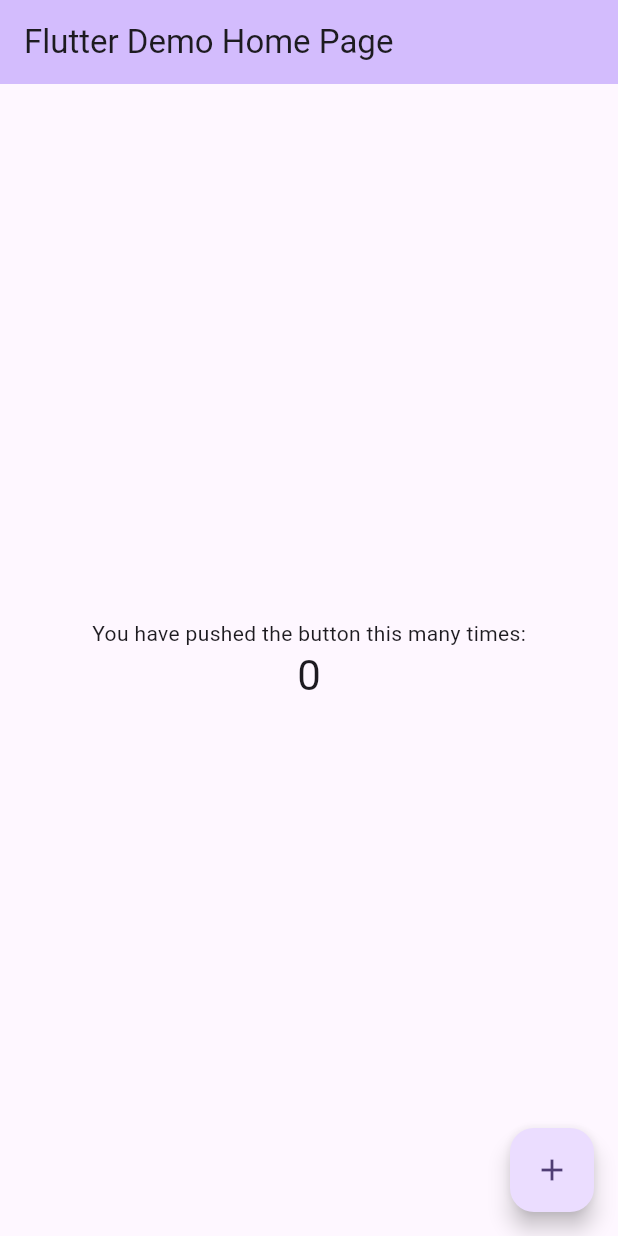
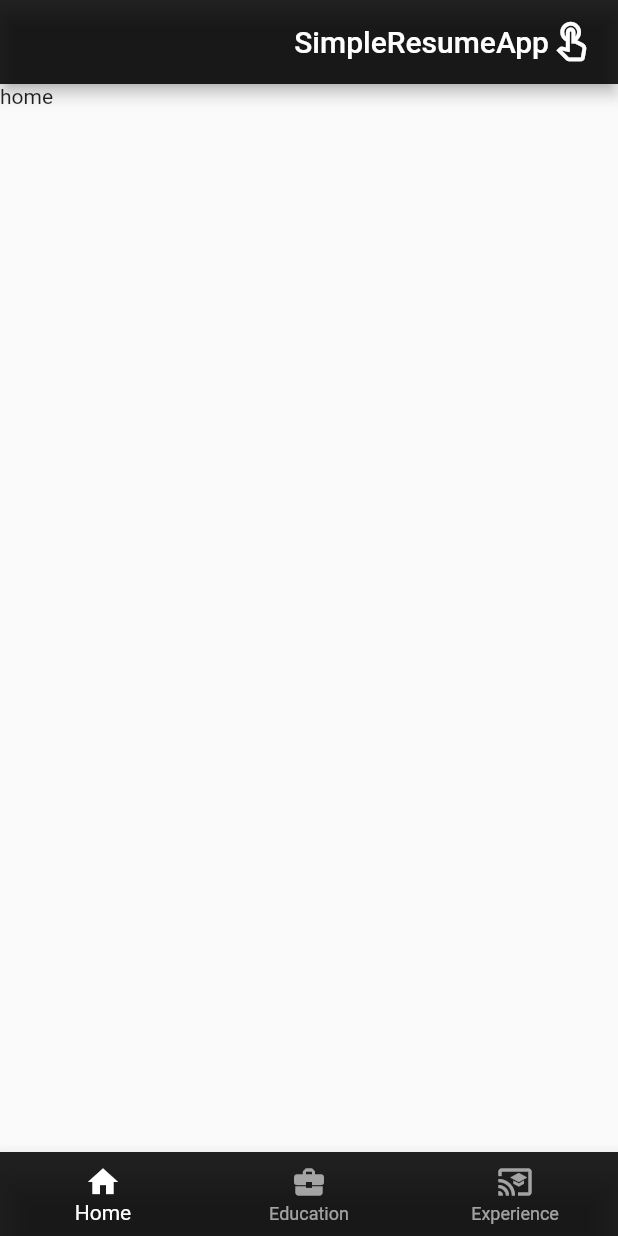
Before and after one commit to abiophic/simple_resume, a Flutter app: the screen it shows after launch, on a phone screen of 412 x 824 dp. Run offline on Flutter 3.47's test engine with Material 2 defaults, Android fonts, the light colour scheme and no system bars.

Commit message:
First NavBar

```diff
--- a/lib/main.dart
+++ b/lib/main.dart
@@ -1,125 +1,88 @@
 import 'package:flutter/material.dart';
 
 void main() {
-  runApp(const MyApp());
+  runApp(MyApp());
 }
 
 class MyApp extends StatelessWidget {
-  const MyApp({super.key});
-
-  // This widget is the root of your application.
   @override
   Widget build(BuildContext context) {
     return MaterialApp(
-      title: 'Flutter Demo',
-      theme: ThemeData(
-        // This is the theme of your application.
-        //
-        // TRY THIS: Try running your application with "flutter run". You'll see
-        // the application has a blue toolbar. Then, without quitting the app,
-        // try changing the seedColor in the colorScheme below to Colors.green
-        // and then invoke "hot reload" (save your changes or press the "hot
-        // reload" button in a Flutter-supported IDE, or press "r" if you used
-        // the command line to start the app).
-        //
-        // Notice that the counter didn't reset back to zero; the application
-        // state is not lost during the reload. To reset the state, use hot
-        // restart instead.
-        //
-        // This works for code too, not just values: Most code changes can be
-        // tested with just a hot reload.
-        colorScheme: ColorScheme.fromSeed(seedColor: Colors.deepPurple),
-        useMaterial3: true,
-      ),
-      home: const MyHomePage(title: 'Flutter Demo Home Page'),
+      debugShowCheckedModeBanner: false,
+      home: Resume(),
     );
   }
 }
 
-class MyHomePage extends StatefulWidget {
-  const MyHomePage({super.key, required this.title});
-
-  // This widget is the home page of your application. It is stateful, meaning
-  // that it has a State object (defined below) that contains fields that affect
-  // how it looks.
-
-  // This class is the configuration for the state. It holds the values (in this
-  // case the title) provided by the parent (in this case the App widget) and
-  // used by the build method of the State. Fields in a Widget subclass are
-  // always marked "final".
-
-  final String title;
-
+class Resume extends StatefulWidget {
   @override
-  State<MyHomePage> createState() => _MyHomePageState();
+  _ResumeState createState() => _ResumeState();
 }
 
-class _MyHomePageState extends State<MyHomePage> {
-  int _counter = 0;
+class _ResumeState extends State<Resume> {
+  int _selectedTabIndex = 0;
 
-  void _incrementCounter() {
+  void _onNavBarTapped(int index) {
     setState(() {
-      // This call to setState tells the Flutter framework that something has
-      // changed in this State, which causes it to rerun the build method below
-      // so that the display can reflect the updated values. If we changed
-      // _counter without calling setState(), then the build method would not be
-      // called again, and so nothing would appear to happen.
-      _counter++;
+      _selectedTabIndex = index;
     });
   }
 
   @override
   Widget build(BuildContext context) {
-    // This method is rerun every time setState is called, for instance as done
-    // by the _incrementCounter method above.
-    //
-    // The Flutter framework has been optimized to make rerunning build methods
-    // fast, so that you can just rebuild anything that needs updating rather
-    // than having to individually change instances of widgets.
+    final _listPage = <Widget>[
+      const Text('home'),
+      const Text('education'),
+      const Text('experience'),
+    ];
+
+    final _bottomNavBarItems = <BottomNavigationBarItem>[
+      const BottomNavigationBarItem(
+        icon: Icon(Icons.home),
+        label: 'Home',
+      ),
+      const BottomNavigationBarItem(
+        icon: Icon(Icons.business_center),
+        label: 'Education',
+      ),
+      const BottomNavigationBarItem(
+        icon: Icon(Icons.cast_for_education),
+        label: 'Experience',
+      ),
+    ];
+
+    final _bottomNavBar = BottomNavigationBar(
+      type: BottomNavigationBarType.fixed,
+      backgroundColor: Colors.black87,
+      items: _bottomNavBarItems,
+      currentIndex: _selectedTabIndex,
+      unselectedItemColor: Colors.white60,
+      selectedItemColor: Colors.white,
+      onTap: _onNavBarTapped,
+    );
     return Scaffold(
       appBar: AppBar(
-        // TRY THIS: Try changing the color here to a specific color (to
-        // Colors.amber, perhaps?) and trigger a hot reload to see the AppBar
-        // change color while the other colors stay the same.
-        backgroundColor: Theme.of(context).colorScheme.inversePrimary,
-        // Here we take the value from the MyHomePage object that was created by
-        // the App.build method, and use it to set our appbar title.
-        title: Text(widget.title),
-      ),
-      body: Center(
-        // Center is a layout widget. It takes a single child and positions it
-        // in the middle of the parent.
-        child: Column(
-          // Column is also a layout widget. It takes a list of children and
-          // arranges them vertically. By default, it sizes itself to fit its
-          // children horizontally, and tries to be as tall as its parent.
-          //
-          // Column has various properties to control how it sizes itself and
-          // how it positions its children. Here we use mainAxisAlignment to
-          // center the children vertically; the main axis here is the vertical
-          // axis because Columns are vertical (the cross axis would be
-          // horizontal).
-          //
-          // TRY THIS: Invoke "debug painting" (choose the "Toggle Debug Paint"
-          // action in the IDE, or press "p" in the console), to see the
-          // wireframe for each widget.
-          mainAxisAlignment: MainAxisAlignment.center,
-          children: <Widget>[
-            const Text(
-              'You have pushed the button this many times:',
+        backgroundColor: Colors.black87,
+        title: const Row(
+          mainAxisAlignment: MainAxisAlignment.end,
+          crossAxisAlignment: CrossAxisAlignment.center,
+          mainAxisSize: MainAxisSize.max,
+          children: [
+            Text(
+              "SimpleResumeApp",
             ),
-            Text(
-              '$_counter',
-              style: Theme.of(context).textTheme.headlineMedium,
+            Icon(
+              Icons.touch_app_outlined,
+              color: Colors.white,
+              size: 30,
             ),
           ],
         ),
       ),
-      floatingActionButton: FloatingActionButton(
-        onPressed: _incrementCounter,
-        tooltip: 'Increment',
-        child: const Icon(Icons.add),
-      ), // This trailing comma makes auto-formatting nicer for build methods.
+      body: SingleChildScrollView(
+        child: _listPage[_selectedTabIndex],
+      ),
+      bottomNavigationBar: _bottomNavBar,
     );
   }
 }
```
